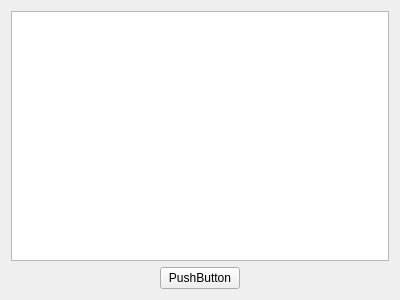
Above: simulatorwindow.ui from omicronns/qt-matrix-led-animations-editor before the change. Below: the same form after it.
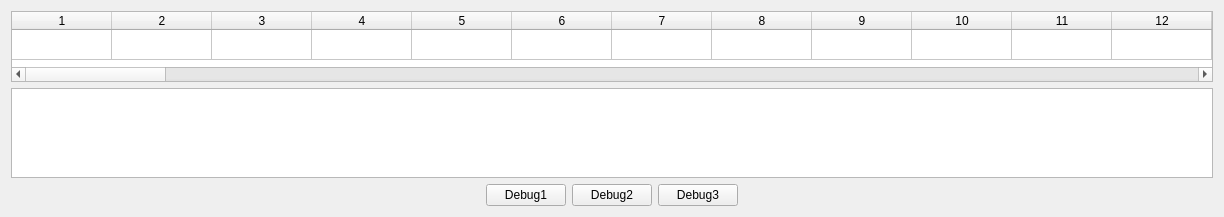
That is the form after the change. Custom widgets are drawn as their Qt base class.

```diff
--- a/simulatorwindow.ui
+++ b/simulatorwindow.ui
@@ -6,8 +6,8 @@
    <rect>
     <x>0</x>
     <y>0</y>
-    <width>400</width>
-    <height>300</height>
+    <width>1224</width>
+    <height>217</height>
    </rect>
   </property>
   <property name="sizePolicy">
@@ -16,12 +16,157 @@
     <verstretch>0</verstretch>
    </sizepolicy>
   </property>
+  <property name="maximumSize">
+   <size>
+    <width>16777215</width>
+    <height>16777215</height>
+   </size>
+  </property>
   <property name="windowTitle">
    <string>SimulatorWindow</string>
   </property>
   <layout class="QVBoxLayout" name="verticalLayout_2">
    <item>
     <layout class="QVBoxLayout" name="verticalLayout">
+     <item>
+      <widget class="QTableWidget" name="frameViewer">
+       <property name="sizePolicy">
+        <sizepolicy hsizetype="Expanding" vsizetype="Expanding">
+         <horstretch>0</horstretch>
+         <verstretch>0</verstretch>
+        </sizepolicy>
+       </property>
+       <property name="minimumSize">
+        <size>
+         <width>0</width>
+         <height>71</height>
+        </size>
+       </property>
+       <property name="maximumSize">
+        <size>
+         <width>16777215</width>
+         <height>71</height>
+        </size>
+       </property>
+       <property name="verticalScrollBarPolicy">
+        <enum>Qt::ScrollBarAlwaysOff</enum>
+       </property>
+       <property name="horizontalScrollBarPolicy">
+        <enum>Qt::ScrollBarAlwaysOn</enum>
+       </property>
+       <property name="rowCount">
+        <number>1</number>
+       </property>
+       <property name="columnCount">
+        <number>101</number>
+       </property>
+       <attribute name="verticalHeaderVisible">
+        <bool>false</bool>
+       </attribute>
+       <row/>
+       <column/>
+       <column/>
+       <column/>
+       <column/>
+       <column/>
+       <column/>
+       <column/>
+       <column/>
+       <column/>
+       <column/>
+       <column/>
+       <column/>
+       <column/>
+       <column/>
+       <column/>
+       <column/>
+       <column/>
+       <column/>
+       <column/>
+       <column/>
+       <column/>
+       <column/>
+       <column/>
+       <column/>
+       <column/>
+       <column/>
+       <column/>
+       <column/>
+       <column/>
+       <column/>
+       <column/>
+       <column/>
+       <column/>
+       <column/>
+       <column/>
+       <column/>
+       <column/>
+       <column/>
+       <column/>
+       <column/>
+       <column/>
+       <column/>
+       <column/>
+       <column/>
+       <column/>
+       <column/>
+       <column/>
+       <column/>
+       <column/>
+       <column/>
+       <column/>
+       <column/>
+       <column/>
+       <column/>
+       <column/>
+       <column/>
+       <column/>
+       <column/>
+       <column/>
+       <column/>
+       <column/>
+       <column/>
+       <column/>
+       <column/>
+       <column/>
+       <column/>
+       <column/>
+       <column/>
+       <column/>
+       <column/>
+       <column/>
+       <column/>
+       <column/>
+       <column/>
+       <column/>
+       <column/>
+       <column/>
+       <column/>
+       <column/>
+       <column/>
+       <column/>
+       <column/>
+       <column/>
+       <column/>
+       <column/>
+       <column/>
+       <column/>
+       <column/>
+       <column/>
+       <column/>
+       <column/>
+       <column/>
+       <column/>
+       <column/>
+       <column/>
+       <column/>
+       <column/>
+       <column/>
+       <column/>
+       <column/>
+       <column/>
+      </widget>
+     </item>
      <item>
       <widget class="LedMatrix" name="ledDisplay">
        <property name="enabled">
@@ -36,6 +181,12 @@
        <property name="cornerButtonEnabled">
         <bool>false</bool>
        </property>
+       <property name="rowCount">
+        <number>0</number>
+       </property>
+       <property name="columnCount">
+        <number>0</number>
+       </property>
        <attribute name="horizontalHeaderVisible">
         <bool>false</bool>
        </attribute>
@@ -62,7 +213,21 @@
        <item alignment="Qt::AlignHCenter">
         <widget class="QPushButton" name="pushButton">
          <property name="text">
-          <string>PushButton</string>
+          <string>Debug1</string>
+         </property>
+        </widget>
+       </item>
+       <item>
+        <widget class="QPushButton" name="debug2">
+         <property name="text">
+          <string>Debug2</string>
+         </property>
+        </widget>
+       </item>
+       <item>
+        <widget class="QPushButton" name="debug3">
+         <property name="text">
+          <string>Debug3</string>
          </property>
         </widget>
        </item>
```
Left out of the diff: 2 changed lines with no effect on the pictures.
